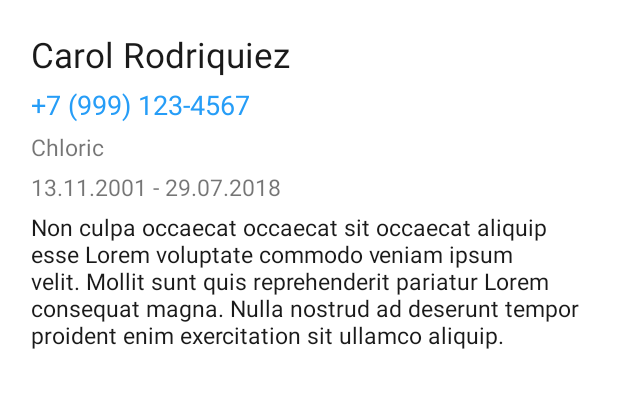
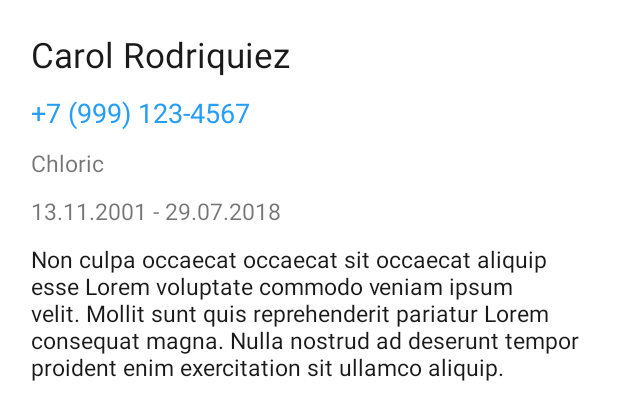
Before and after one commit to Jvitaliy82/KonturTest, an Android app: the layout fragment_detail.xml on its own in the app's theme, with its tools: preview values and no code run, on a phone screen of 412 x 824 dp. Shown: the top 420 px of the screen. Run offline under Robolectric (Android 15) with nearby library versions, the phone set to English and light mode, and no system bars.

```diff
--- a/app/src/main/AndroidManifest.xml
+++ b/app/src/main/AndroidManifest.xml
@@ -3,6 +3,7 @@
     package="ru.jdeveloperapps.konturtest">
 
     <uses-permission android:name="android.permission.INTERNET"/>
+    <uses-permission android:name="android.permission.CALL_PHONE"/>
     <application
         android:allowBackup="true"
         android:name=".App"
--- a/app/src/main/java/ru/jdeveloperapps/konturtest/ui/MainActivity.kt
+++ b/app/src/main/java/ru/jdeveloperapps/konturtest/ui/MainActivity.kt
@@ -26,6 +26,8 @@ class MainActivity : AppCompatActivity() {
         setContentView(R.layout.activity_main)
 
         setSupportActionBar(toolbar)
+        supportActionBar?.setDisplayShowTitleEnabled(false)
+
         navController = findNavController(R.id.fragment)
         appBarConfiguration = AppBarConfiguration(navController.graph)
         setupActionBarWithNavController(navController, appBarConfiguration)
--- a/app/src/main/res/layout/fragment_detail.xml
+++ b/app/src/main/res/layout/fragment_detail.xml
@@ -20,7 +20,7 @@
         android:layout_width="wrap_content"
         android:layout_height="wrap_content"
         tools:text="+7 (999) 123-4567"
-        android:layout_marginTop="@dimen/_4sdp"
+        android:layout_marginTop="@dimen/_8sdp"
         android:textColor="@color/textClicked"
         android:textSize="@dimen/_14ssp" />
 
@@ -29,7 +29,7 @@
         android:layout_width="wrap_content"
         android:layout_height="wrap_content"
         tools:text="Chloric"
-        android:layout_marginTop="@dimen/_4sdp"
+        android:layout_marginTop="@dimen/_8sdp"
         android:textColor="@color/textGray"
         android:textSize="@dimen/_12ssp" />
 
@@ -38,7 +38,7 @@
         android:layout_width="wrap_content"
         android:layout_height="wrap_content"
         tools:text="13.11.2001 - 29.07.2018"
-        android:layout_marginTop="@dimen/_4sdp"
+        android:layout_marginTop="@dimen/_8sdp"
         android:textColor="@color/textGray"
         android:textSize="@dimen/_12ssp" />
 
@@ -47,7 +47,7 @@
         android:layout_width="wrap_content"
         android:layout_height="wrap_content"
         tools:text="Non culpa occaecat occaecat sit occaecat aliquip esse Lorem voluptate commodo veniam ipsum velit. Mollit sunt quis reprehenderit pariatur Lorem consequat magna. Nulla nostrud ad deserunt tempor proident enim exercitation sit ullamco aliquip."
-        android:layout_marginTop="@dimen/_4sdp"
+        android:layout_marginTop="@dimen/_8sdp"
         android:textColor="@color/textBlack"
         android:textSize="@dimen/_12ssp" />
 </LinearLayout>
```
Also changed, not shown: app/src/main/java/ru/jdeveloperapps/konturtest/ui/fragments/DetailFragment.kt (+8 -0 lines).
